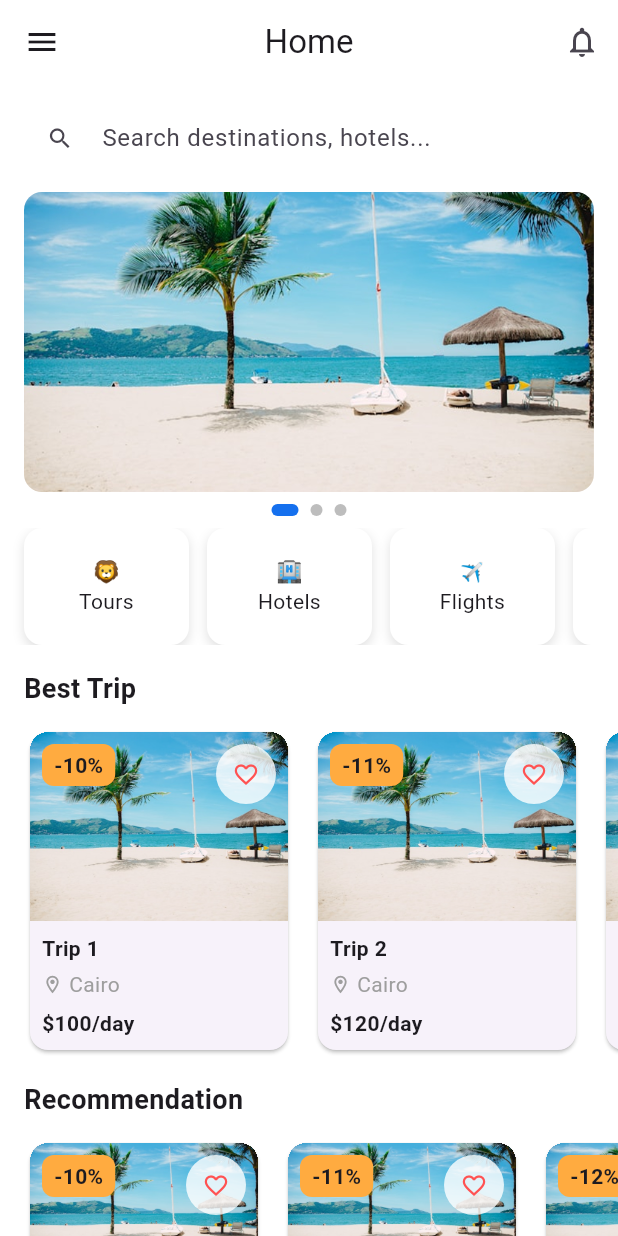
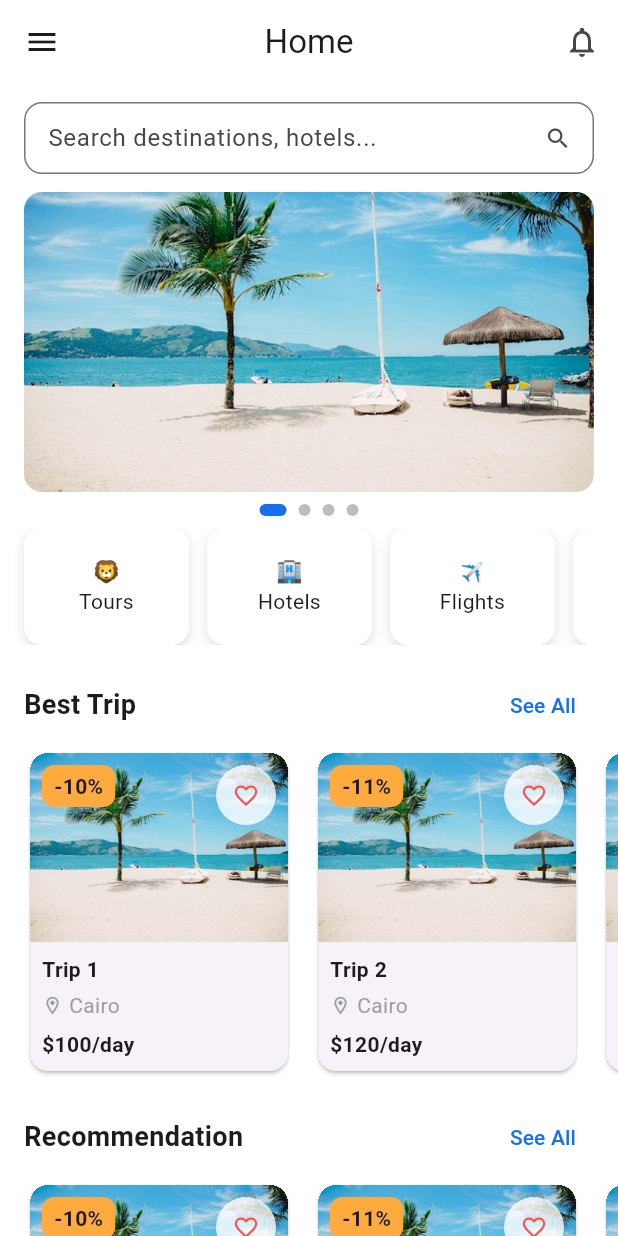
Before and after one commit to MohannedAshraf/Safari_Egypt, a Flutter app: the HomeScreen screen opened directly, on a phone screen of 412 x 824 dp. Run offline on Flutter 3.47's test engine with Material 3 defaults, Android fonts, the phone set to English and light mode, and no system bars; our stand-ins replace shared_preferences; accounts and stored records are empty.

Commit message:
add search result page

```diff
--- a/lib/features/Home/view/home_screen.dart
+++ b/lib/features/Home/view/home_screen.dart
@@ -1,9 +1,12 @@
 // ignore_for_file: deprecated_member_use
+
+import 'dart:async';
 
 import 'package:flutter/material.dart';
 import 'package:safari_egypt_app/core/app_colors.dart';
 import 'package:safari_egypt_app/core/app_images.dart';
 import 'package:safari_egypt_app/features/Home/view/home_drawer.dart';
+import 'package:safari_egypt_app/features/Home/view/search_screen.dart';
 import 'package:safari_egypt_app/features/Notification/view/notification_screen.dart';
 
 class HomeScreen extends StatefulWidget {
@@ -15,11 +18,14 @@ class HomeScreen extends StatefulWidget {
 
 class _HomeScreenState extends State<HomeScreen> {
   int _carouselIndex = 0;
+  late PageController _pageController;
+  Timer? _carouselTimer;
 
   final List<String> carousel = [
     AppImages.onboarding1,
     AppImages.onboarding2,
     AppImages.onboarding3,
+    AppImages.onboarding4,
   ];
 
   final List<Map<String, String>> categories = [
@@ -39,6 +45,33 @@ class _HomeScreenState extends State<HomeScreen> {
       'discount': '${10 + i}%',
     },
   );
+
+  @override
+  void initState() {
+    super.initState();
+    _pageController = PageController(initialPage: _carouselIndex);
+
+    _carouselTimer = Timer.periodic(const Duration(seconds: 5), (timer) {
+      if (_carouselIndex < carousel.length - 1) {
+        _carouselIndex++;
+      } else {
+        _carouselIndex = 0;
+      }
+      _pageController.animateToPage(
+        _carouselIndex,
+        duration: const Duration(milliseconds: 500),
+        curve: Curves.easeInOut,
+      );
+      setState(() {});
+    });
+  }
+
+  @override
+  void dispose() {
+    _carouselTimer?.cancel();
+    _pageController.dispose();
+    super.dispose();
+  }
 
   @override
   Widget build(BuildContext context) {
@@ -83,24 +116,36 @@ class _HomeScreenState extends State<HomeScreen> {
             Padding(
               padding: const EdgeInsets.symmetric(horizontal: 16),
               child: TextField(
+                textInputAction: TextInputAction.search,
+                onSubmitted: (value) {
+                  Navigator.push(
+                    context,
+                    MaterialPageRoute(
+                      builder: (_) => SearchScreen(query: value),
+                    ),
+                  );
+                },
                 decoration: InputDecoration(
                   hintText: 'Search destinations, hotels...',
-                  prefixIcon: const Icon(Icons.search),
+                  suffixIcon: const Icon(Icons.search),
                   isDense: true,
                   border: OutlineInputBorder(
                     borderRadius: BorderRadius.circular(12),
-                    borderSide: BorderSide.none,
+                  ),
+                  focusedBorder: OutlineInputBorder(
+                    borderRadius: BorderRadius.circular(12),
+                    borderSide: BorderSide(color: AppColors.primaryColor),
                   ),
                 ),
               ),
             ),
-
             const SizedBox(height: 12),
 
             // Carousel
             SizedBox(
               height: isLarge ? 260 : 200,
               child: PageView.builder(
+                controller: _pageController,
                 itemCount: carousel.length,
                 onPageChanged: (i) => setState(() => _carouselIndex = i),
                 itemBuilder:
@@ -157,7 +202,7 @@ class _HomeScreenState extends State<HomeScreen> {
                     decoration: BoxDecoration(
                       color: Colors.white,
                       borderRadius: BorderRadius.circular(12),
-                      boxShadow: [
+                      boxShadow: const [
                         BoxShadow(
                           color: Colors.black12,
                           blurRadius: 6,
@@ -181,12 +226,24 @@ class _HomeScreenState extends State<HomeScreen> {
             const SizedBox(height: 16),
             Padding(
               padding: const EdgeInsets.symmetric(horizontal: 16),
-              child: Text(
-                'Best Trip',
-                style: TextStyle(fontSize: 18, fontWeight: FontWeight.w700),
+              child: Row(
+                children: [
+                  const Text(
+                    'Best Trip',
+                    style: TextStyle(fontSize: 18, fontWeight: FontWeight.w700),
+                  ),
+                  Spacer(),
+                  TextButton(
+                    onPressed: () {},
+                    child: const Text(
+                      'See All',
+                      style: TextStyle(color: AppColors.primaryColor),
+                    ),
+                  ),
+                ],
               ),
             ),
-            const SizedBox(height: 12),
+            const SizedBox(height: 4),
 
             SizedBox(
               height: 220,
@@ -206,30 +263,40 @@ class _HomeScreenState extends State<HomeScreen> {
             const SizedBox(height: 16),
             Padding(
               padding: const EdgeInsets.symmetric(horizontal: 16),
-              child: Text(
-                'Recommendation',
-                style: TextStyle(fontSize: 18, fontWeight: FontWeight.w700),
+              child: Row(
+                children: [
+                  const Text(
+                    'Recommendation',
+                    style: TextStyle(fontSize: 18, fontWeight: FontWeight.w700),
+                  ),
+                  Spacer(),
+                  TextButton(
+                    onPressed: () {},
+                    child: const Text(
+                      'See All',
+                      style: TextStyle(color: AppColors.primaryColor),
+                    ),
+                  ),
+                ],
               ),
             ),
-            const SizedBox(height: 12),
+            const SizedBox(height: 4),
 
             SizedBox(
-              height: 180,
+              height: 220,
               child: ListView.separated(
                 padding: const EdgeInsets.symmetric(horizontal: 16),
                 scrollDirection: Axis.horizontal,
                 itemBuilder:
                     (context, index) => _TripCard(
                       data: trips[index],
-                      width: isLarge ? 220 : 160,
+                      width: isLarge ? 260 : 180,
                       compact: true,
                     ),
                 separatorBuilder: (_, __) => const SizedBox(width: 12),
                 itemCount: trips.length,
               ),
             ),
-
-            const SizedBox(height: 24),
           ],
         ),
       ),
```
Also changed, not shown: lib/features/Home/view/search_screen.dart (added, +181 -0 lines).
